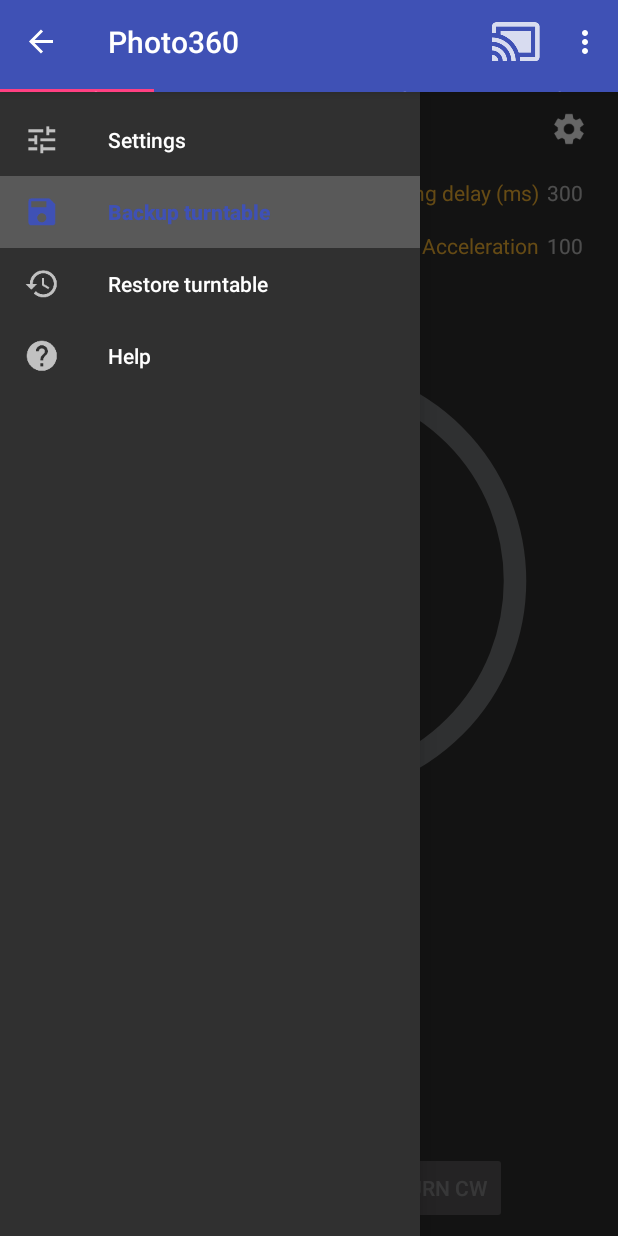
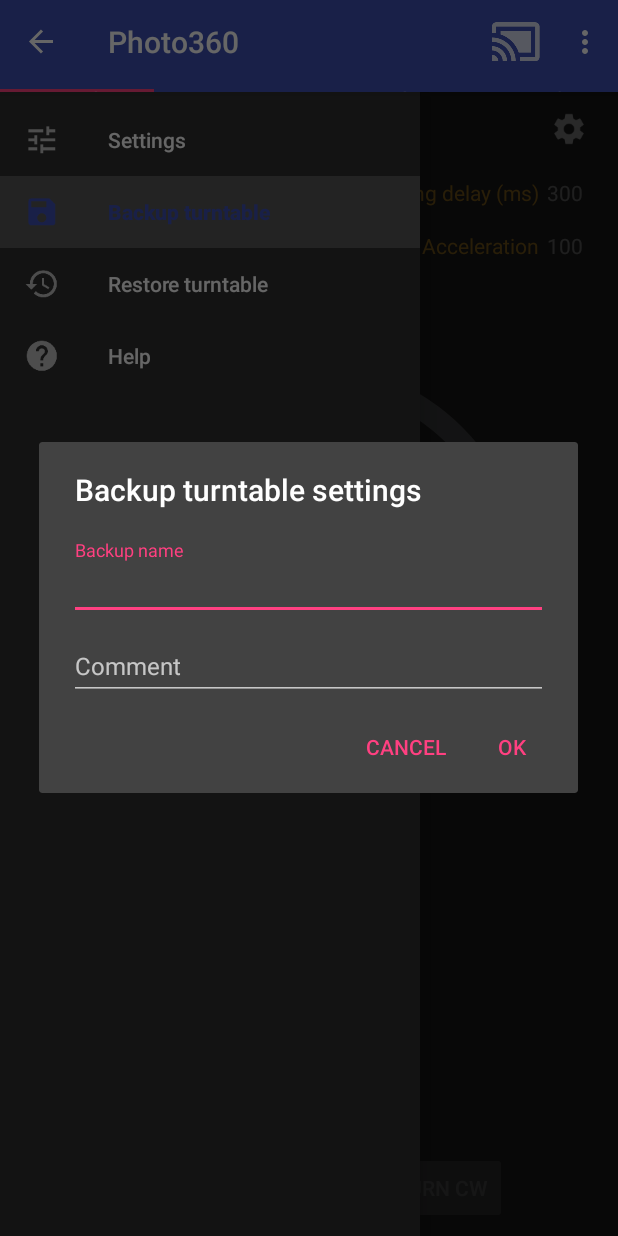
Before and after one commit to AndreiRadchenko/Android_Photo360, an Android app: the screen it shows after launch (MainActivity), in the side drawer, after a tap on "Backup turntable", on a phone screen of 412 x 824 dp. Run offline under Robolectric (Android 15) with nearby library versions, the phone set to English and light mode, and no system bars; our stand-ins replace EventBus; libraries missing offline, so code that uses them is left out: kotlin.coroutines.experimental, kotlinx.coroutines.experimental, org.java_websocket, org.java_websocket.client, org.java_websocket.drafts and 2 more; 1 statement that could not run was skipped.

Commit message:
restore backup dialog

```diff
--- /dev/null
+++ b/app/src/main/java/unidesign/photo360/BackupRestore/BackupDialog.kt
@@ -0,0 +1,78 @@
+package unidesign.photo360.BackupRestore
+
+import android.app.Activity
+import android.app.Dialog
+import android.content.Context
+import android.content.DialogInterface
+import android.os.Bundle
+import android.support.v4.app.DialogFragment
+import android.support.v7.app.AlertDialog
+import android.util.Log
+import android.widget.EditText
+import unidesign.photo360.R
+
+/**
+ * Created by United on 12/20/2017.
+ */
+
+class BackupDialog : DialogFragment() {
+
+    // Use this instance of the interface to deliver action events
+    lateinit internal var mListener: NoticeDialogListener
+
+    /* The activity that creates an instance of this dialog fragment must
+* implement this interface in order to receive event callbacks.
+* Each method passes the DialogFragment in case the host needs to query it. */
+    interface NoticeDialogListener {
+        fun onDialogPositiveClick(dialog: DialogFragment, name: String, comment: String)
+        fun onDialogNegativeClick(dialog: DialogFragment)
+    }
+
+    // Override the Fragment.onAttach() method to instantiate the NoticeDialogListener
+    override fun onAttach(_context: Context?) {
+        super.onAttach(_context)
+        // Verify that the host activity implements the callback interface
+        try {
+            // Instantiate the NoticeDialogListener so we can send events to the host
+            mListener = _context as NoticeDialogListener
+        } catch (e: ClassCastException) {
+            // The activity doesn't implement the interface, throw exception
+            throw ClassCastException(activity!!.toString() + " must implement NoticeDialogListener")
+        }
+
+    }
+
+    override fun onCreateDialog(savedInstanceState: Bundle?): Dialog {
+
+        val builder = AlertDialog.Builder(activity!!)
+        // Get the layout inflater
+        val inflater = activity!!.layoutInflater
+//        val backup_name = arguments!!.getString("backup_name", "template_yy-MM-dd_HH-mm")
+//        val time_name = getBackupName(backup_name)
+        // Inflate and set the layout for the dialog
+        // Pass null as the parent view because its going in the dialog layout
+
+        val dialogView = inflater.inflate(R.layout.dialog_backup, null)
+        val eComment = dialogView.findViewById(R.id.backup_comment) as EditText
+        val eName = dialogView.findViewById(R.id.backup_name) as EditText
+
+        builder.setView(dialogView)
+
+        builder.setTitle(resources.getString(R.string.backupDialogTitle))
+                //.setMessage(time_name)
+                // Add action buttons
+                .setPositiveButton(android.R.string.ok) { dialog, id ->
+                    // sign in the user ...
+                    //RN_USSD.drawer.closeDrawer(Gravity.LEFT, false);
+                    mListener.onDialogPositiveClick(this@BackupDialog, eName.text.toString(),
+                            eComment.text.toString())
+                }
+                .setNegativeButton(android.R.string.cancel) { dialog, id -> mListener.onDialogNegativeClick(this@BackupDialog) }
+        return builder.create()
+    }
+
+    companion object {
+
+    }
+
+}
--- a/app/src/main/java/unidesign/photo360/FragmentViewModel.kt
+++ b/app/src/main/java/unidesign/photo360/FragmentViewModel.kt
@@ -25,7 +25,6 @@ class FragmentViewModel(var app: Application, var page: Int) : AndroidViewModel(
         postSettings.value = Settings(settingsPrefs.presetArray[page].get())
     }
 
-    //todo - set all postSettings.value
     fun setChanges2View(framesLeft: Int) {
         var newSet = postSettings.value
         newSet!!.framesLeft = framesLeft
@@ -33,7 +32,6 @@ class FragmentViewModel(var app: Application, var page: Int) : AndroidViewModel(
 
     }
 
-    //todo - set all postSettings.value
     fun setCalibrationSettings(calibrateSettings: Settings) {
         var newSet = postSettings.value
         newSet!!.allSteps = calibrateSettings.allSteps
--- a/app/src/main/java/unidesign/photo360/MainActivity.kt
+++ b/app/src/main/java/unidesign/photo360/MainActivity.kt
@@ -56,6 +56,7 @@ import kotlinx.coroutines.experimental.android.UI
 import org.greenrobot.eventbus.EventBus
 import org.greenrobot.eventbus.Subscribe
 import org.greenrobot.eventbus.ThreadMode
+import unidesign.photo360.BackupRestore.BackupDialog
 import unidesign.photo360.R.drawable.settings
 
 //import unidesign.photo360.save_restore.BackupDialog
@@ -65,8 +66,8 @@ import java.util.*
 import java.util.concurrent.TimeUnit
 
 
-class MainActivity : AppCompatActivity(),  NavigationView.OnNavigationItemSelectedListener
-        //todo BackupDialog.NoticeDialogListener
+class MainActivity : AppCompatActivity(),  NavigationView.OnNavigationItemSelectedListener,
+                            BackupDialog.NoticeDialogListener
 {
 
 
@@ -115,16 +116,16 @@ class MainActivity : AppCompatActivity(),  NavigationView.OnNavigationItemSelect
     lateinit var settingsPrefs: SettingsPreferences
 
     //todo  NoticeDialogListener interface
-/*    override fun onDialogPositiveClick(dialog: DialogFragment, name: String, comment: String) {
+    override fun onDialogPositiveClick(dialog: DialogFragment, name: String, comment: String) {
         // User touched the dialog's positive button
-*//*        val AsyncBackup = BackupTask(this)
-        AsyncBackup.execute(name, comment)*//*
+        //val AsyncBackup = BackupTask(this)
+        //AsyncBackup.execute(name, comment)
         drawer.closeDrawer(Gravity.LEFT, false)
     }
 
     override fun onDialogNegativeClick(dialog: DialogFragment) {
 
-    }*/
+    }
 
     @RequiresApi(Build.VERSION_CODES.JELLY_BEAN)
     override fun onCreate(savedInstanceState: Bundle?) {
@@ -372,8 +373,8 @@ class MainActivity : AppCompatActivity(),  NavigationView.OnNavigationItemSelect
             if (ContextCompat.checkSelfPermission(this,
                             Manifest.permission.WRITE_EXTERNAL_STORAGE) == PackageManager.PERMISSION_GRANTED) {
 
-/* todo               val newFragment = BackupDialog()
-                newFragment.show(supportFragmentManager, "backup_dialog")*/
+                val newFragment = BackupDialog()
+                newFragment.show(supportFragmentManager, "backup_dialog")
 
 /*                BackupTask AsyncBackup = new BackupTask(this);
                 AsyncBackup.execute();*/
```
